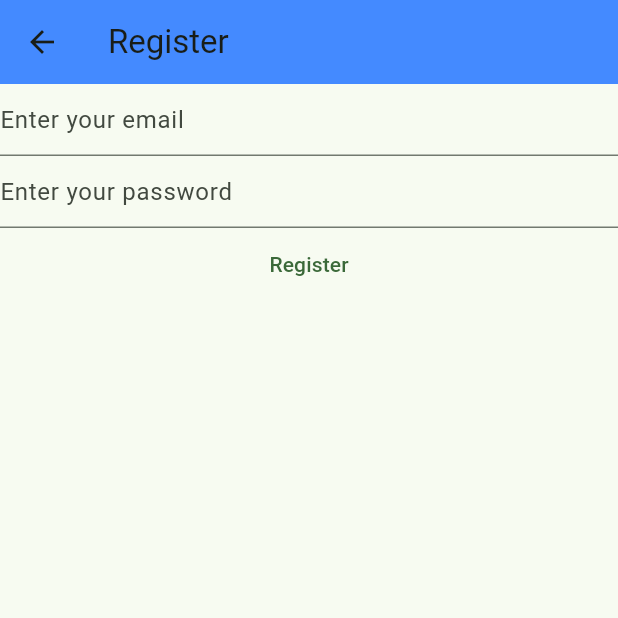
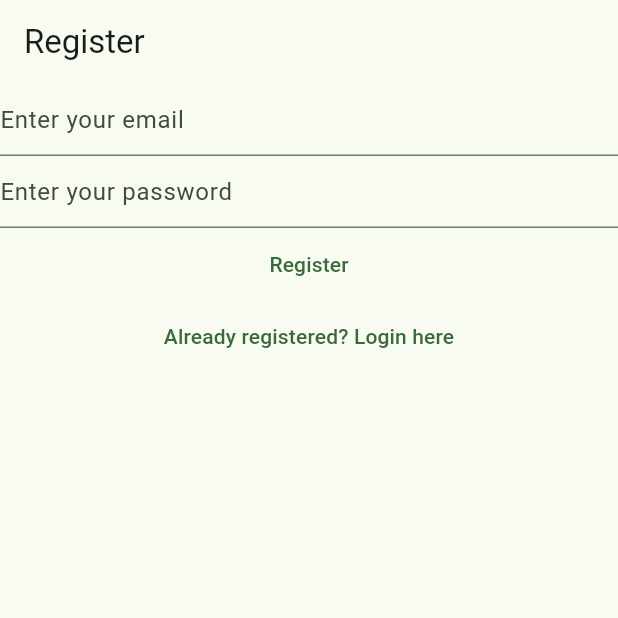
Before and after one commit to nomizodiac/learningflutter, a Flutter app: the RegisterView screen opened directly, on a phone screen of 412 x 824 dp, the top half of it. Run offline on Flutter 3.47's test engine with Material 3 defaults, Android fonts, the phone set to English and light mode, and no system bars; our stand-ins replace firebase_auth, firebase_core; accounts and stored records are empty.

Commit message:
Added verify email view and navigation

```diff
--- a/lib/views/register_view.dart
+++ b/lib/views/register_view.dart
@@ -1,7 +1,5 @@
 import 'package:firebase_auth/firebase_auth.dart';
-import 'package:firebase_core/firebase_core.dart';
 import 'package:flutter/material.dart';
-import 'package:flutter_application_1/firebase_options.dart';
 
 class RegisterView extends StatefulWidget {
   const RegisterView({super.key});
@@ -25,36 +23,27 @@ class _RegisterViewState extends State<RegisterView> {
   Widget build(BuildContext context) {
     return Scaffold(
       appBar: AppBar(
-          title: const Text('Register'), backgroundColor: Colors.blueAccent),
-      body: FutureBuilder(
-          future: Firebase.initializeApp(
-              options: DefaultFirebaseOptions.currentPlatform),
-          builder: (context, snapshot) {
-            switch (snapshot.connectionState) {
-              case ConnectionState.done:
-                {
-                  return Column(children: [
+        title: Text('Register'),
+      ),
+      body: Column(children: [
         TextField(
           controller: _email,
           keyboardType: TextInputType.emailAddress,
-                      decoration:
-                          const InputDecoration(hintText: 'Enter your email'),
+          decoration: const InputDecoration(hintText: 'Enter your email'),
         ),
         TextField(
           controller: _password,
           obscureText: true,
           enableSuggestions: false,
           autocorrect: false,
-                      decoration: const InputDecoration(
-                          hintText: 'Enter your password'),
+          decoration: const InputDecoration(hintText: 'Enter your password'),
         ),
         TextButton(
             onPressed: () async {
               try {
                 final email = _email.text;
                 final password = _password.text;
-                            final firebaseCredentials = await FirebaseAuth
-                                .instance
+                final firebaseCredentials = await FirebaseAuth.instance
                     .createUserWithEmailAndPassword(
                         email: email, password: password);
                 print(firebaseCredentials);
@@ -66,13 +55,14 @@ class _RegisterViewState extends State<RegisterView> {
                 }
               }
             },
-                        child: const Text('Register'))
-                  ]);
-                }
-              default:
-                return const Text('Loading');
-            }
-          }),
+            child: const Text('Register')),
+        TextButton(
+            onPressed: () {
+              Navigator.of(context)
+                  .pushNamedAndRemoveUntil('/login/', (route) => false);
+            },
+            child: Text('Already registered? Login here'))
+      ]),
     );
   }
 
```
Also changed, not shown: lib/main.dart (+19 -10 lines), lib/views/login_view.dart (+14 -24 lines), lib/views/verify_email_view.dart (added, +27 -0 lines). Lines whose indentation alone changed are shown as unchanged.
